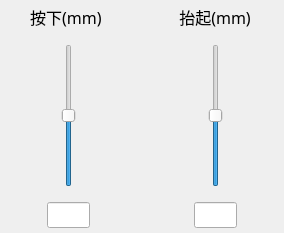
First picture: the form in Module/ModuleLinear.ui, repository wlffeng2008/AkkoStudio, before the edit.
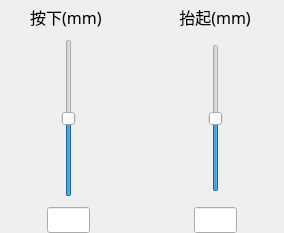
Second picture: the form after the edit. Icons and pictures are not drawn.

The edit to the form file:
```diff
--- a/Module/ModuleLinear.ui
+++ b/Module/ModuleLinear.ui
@@ -37,7 +37,7 @@
      <item>
       <layout class="QVBoxLayout" name="verticalLayout" stretch="0,1,0">
        <property name="spacing">
-        <number>15</number>
+        <number>10</number>
        </property>
        <property name="leftMargin">
         <number>5</number>
@@ -49,7 +49,7 @@
         <number>5</number>
        </property>
        <property name="bottomMargin">
-        <number>5</number>
+        <number>0</number>
        </property>
        <item alignment="Qt::AlignmentFlag::AlignHCenter">
         <widget class="QLabel" name="labelTitleS1">
@@ -173,7 +173,7 @@
         <number>5</number>
        </property>
        <property name="bottomMargin">
-        <number>5</number>
+        <number>0</number>
        </property>
        <item alignment="Qt::AlignmentFlag::AlignHCenter">
         <widget class="QLabel" name="labelTitleS2">
```
